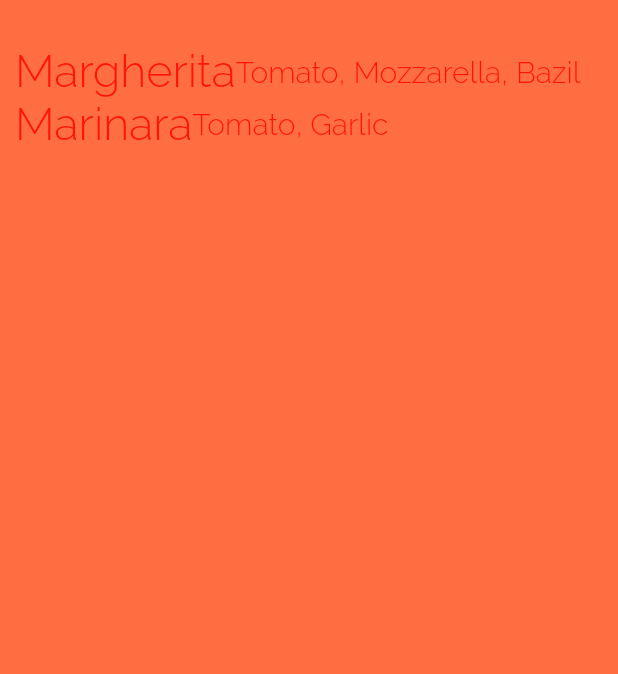
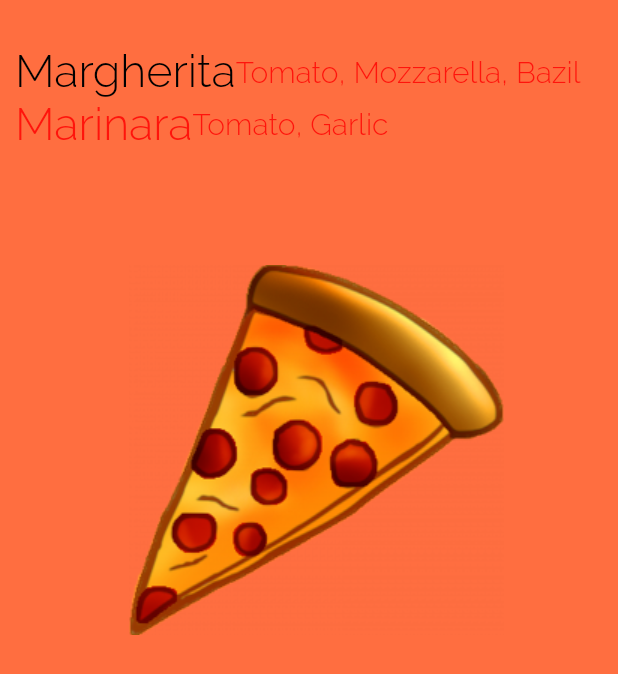
Before and after one commit to LiamPKenna/flutter-widget-test, a Flutter app: the screen it shows after launch, on a phone screen of 412 x 824 dp. Shown: the top 674 px of the screen. Run offline on Flutter 3.47's test engine with Material 2 defaults, Android fonts, the phone set to English and light mode, and no system bars.

Commit message:
Add image to home screen

```diff
--- a/lib/ui/home.dart
+++ b/lib/ui/home.dart
@@ -14,6 +14,7 @@ class Home extends StatelessWidget {
             textDirection: TextDirection.ltr,
             style: TextStyle(
               fontSize: 30.0,
+              color: Colors.black,
               decoration: TextDecoration.none,
               fontFamily: 'Raleway',
               fontWeight: FontWeight.w300
@@ -50,10 +51,22 @@ class Home extends StatelessWidget {
               fontWeight: FontWeight.w300
             ),
           ))
-        ],)
-        ])
+        ],
+        ),
+        PizzaImageWidget(),
+        ]
+      )
       )
     );
   }
 
 }
+
+class PizzaImageWidget extends StatelessWidget {
+  @override
+  Widget build(BuildContext context) {
+    AssetImage pizzaAsset = AssetImage('images/pizza.png');
+    Image image = Image(image: pizzaAsset, width: 400.0, height: 400.0, );
+    return Container(child: image);
+  }
+}
```
